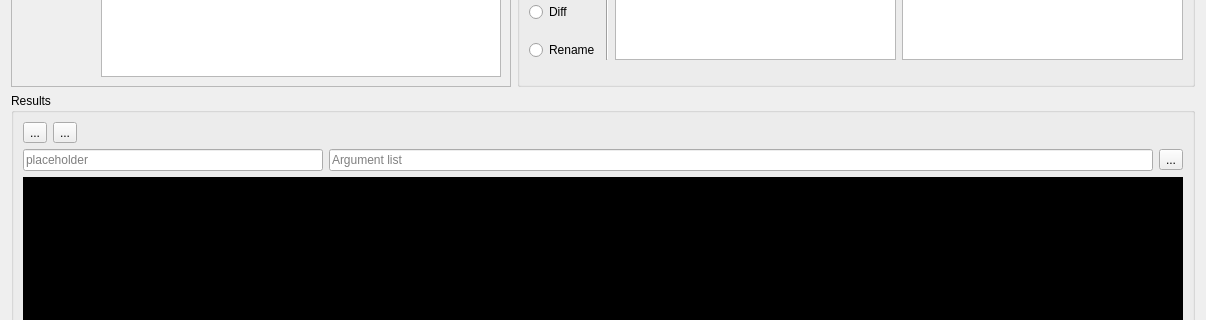
The window that src/formutilities.ui (vcputtini/BorgPilot) describes before a commit, drawn with Qt 5; both pictures show x 0 to 1206 and y 164 to 484 of the 1206 by 595 pixel window.
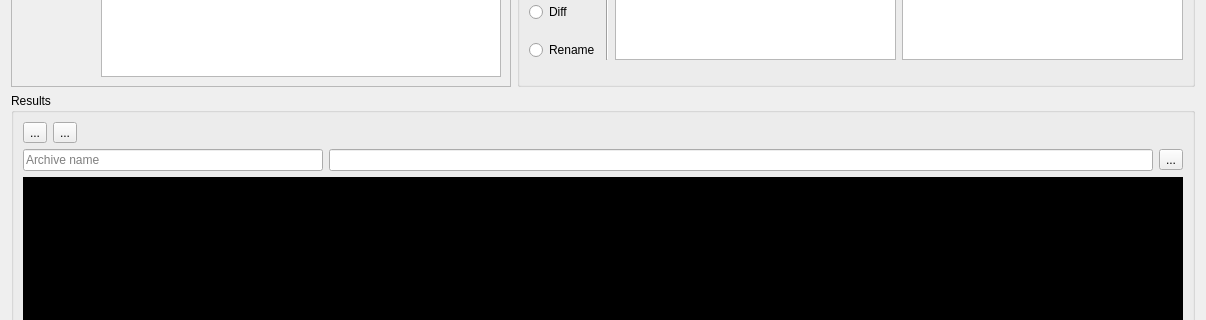
The same window after the commit. Icons and pictures are not drawn. Custom widgets are drawn as their Qt base class.

Commit message:
Several adjustments
* General code review to standardize variable names..

* void
FormUtilities::actionSelectedRadio(QRadioButton* button_)
Added placeholders in ui->lineEdit_Parameters to inform the user when
selecting one of the commands.

The edit to the form file:
```diff
--- a/src/formutilities.ui
+++ b/src/formutilities.ui
@@ -248,7 +248,7 @@
            <number>500</number>
           </property>
           <property name="placeholderText">
-           <string>placeholder</string>
+           <string>Archive name</string>
           </property>
           <property name="clearButtonEnabled">
            <bool>true</bool>
@@ -261,7 +261,7 @@
            <number>1024</number>
           </property>
           <property name="placeholderText">
-           <string>Argument list</string>
+           <string/>
           </property>
           <property name="clearButtonEnabled">
            <bool>true</bool>
```
The commit also changes 1 other file.
